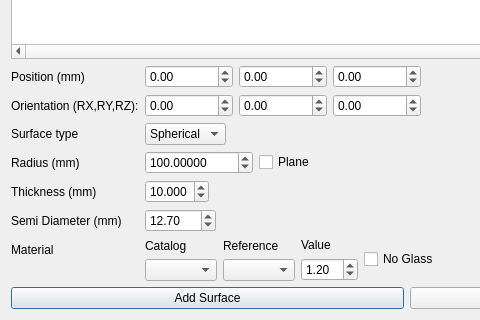
cihologramas/freecad-pyoptools, file freecad/pyoptools/GUI/LensData.ui: the form before one commit; both pictures show x 0 to 480 and y 241 to 561 of the 813 by 561 pixel window.
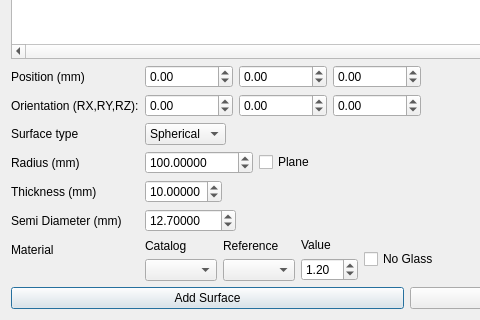
The form after the commit.

Commit message: the number of decimal places was adjusted in the lensdata

```diff
--- a/freecad/pyoptools/GUI/LensData.ui
+++ b/freecad/pyoptools/GUI/LensData.ui
@@ -231,7 +231,7 @@
      <item row="5" column="1">
       <widget class="QDoubleSpinBox" name="T">
        <property name="decimals">
-        <number>3</number>
+        <number>5</number>
        </property>
        <property name="value">
         <double>10.000000000000000</double>
@@ -248,7 +248,7 @@
      <item row="6" column="1">
       <widget class="QDoubleSpinBox" name="SD">
        <property name="decimals">
-        <number>2</number>
+        <number>5</number>
        </property>
        <property name="minimum">
         <double>0.000000000000000</double>
```
